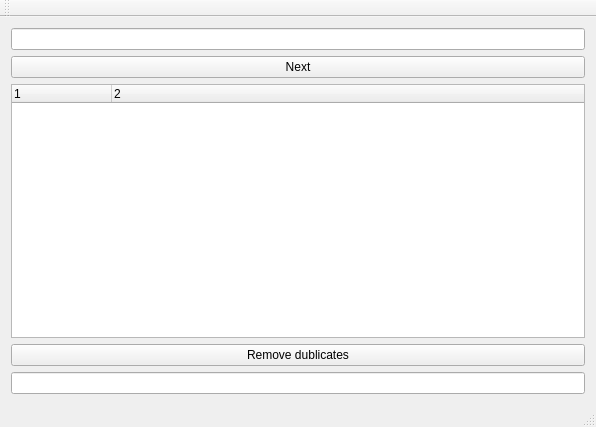
Above: mainwindow.ui from annbumagina/dir before the change. Below: the same form after it.
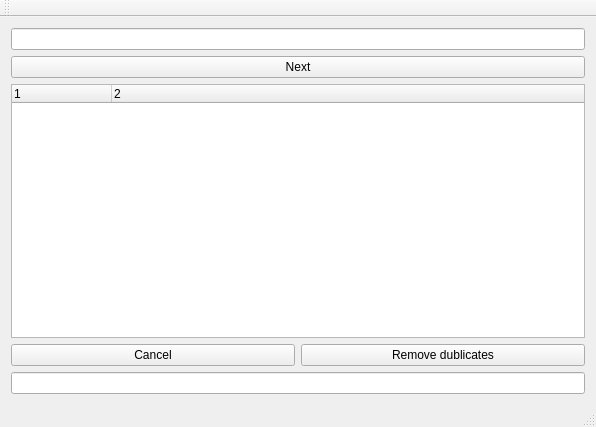
That is the form after the change.

What changed in the file:
```diff
--- a/mainwindow.ui
+++ b/mainwindow.ui
@@ -42,10 +42,41 @@
        </widget>
       </item>
       <item>
-       <widget class="QPushButton" name="removeButton">
-        <property name="text">
-         <string>Remove dublicates</string>
+       <widget class="QWidget" name="widget" native="true">
+        <property name="minimumSize">
+         <size>
+          <width>0</width>
+          <height>0</height>
+         </size>
         </property>
+        <layout class="QHBoxLayout" name="horizontalLayout">
+         <property name="leftMargin">
+          <number>0</number>
+         </property>
+         <property name="topMargin">
+          <number>0</number>
+         </property>
+         <property name="rightMargin">
+          <number>0</number>
+         </property>
+         <property name="bottomMargin">
+          <number>0</number>
+         </property>
+         <item>
+          <widget class="QPushButton" name="cancelButton">
+           <property name="text">
+            <string>Cancel</string>
+           </property>
+          </widget>
+         </item>
+         <item>
+          <widget class="QPushButton" name="removeButton">
+           <property name="text">
+            <string>Remove dublicates</string>
+           </property>
+          </widget>
+         </item>
+        </layout>
        </widget>
       </item>
       <item>
```
